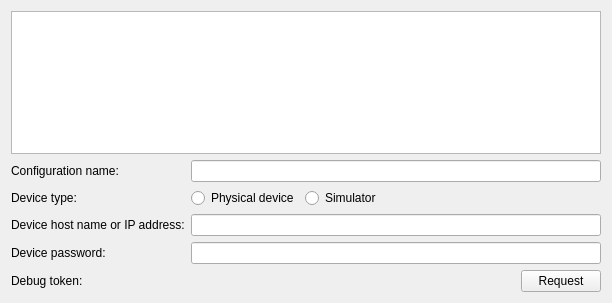
Qt form src/plugins/qnx/blackberrydeviceconfigurationwizardsetuppage.ui (qt-creator/qt-creator) before a commit.
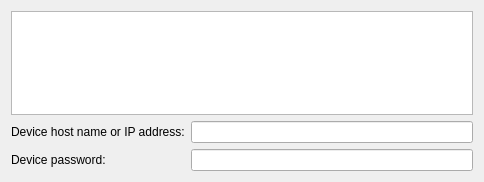
The same form after that commit. Custom widgets are drawn as their Qt base class.

Commit message:
Qnx: Add BlackBerry Device wizard queries device to prefill wizard fields
BlackBerry Device wizard is having the following pages:
* Setup page - simplified to contains the device listing,
device host name and device password fields only
* Query page - queries device for information
* SshKey page - no changes there
* Config page - contains config-name and debug token fields

What changed in the file:
```diff
--- a/src/plugins/qnx/blackberrydeviceconfigurationwizardsetuppage.ui
+++ b/src/plugins/qnx/blackberrydeviceconfigurationwizardsetuppage.ui
@@ -6,8 +6,8 @@
    <rect>
     <x>0</x>
     <y>0</y>
-    <width>612</width>
-    <height>303</height>
+    <width>484</width>
+    <height>182</height>
    </rect>
   </property>
   <property name="windowTitle">
@@ -19,122 +19,34 @@
    </item>
    <item>
     <layout class="QGridLayout" name="gridLayout">
-     <item row="0" column="0">
-      <widget class="QLabel" name="label">
-       <property name="text">
-        <string>Configuration name:</string>
-       </property>
-      </widget>
-     </item>
-     <item row="0" column="1">
-      <widget class="QLineEdit" name="deviceName"/>
-     </item>
-     <item row="1" column="0">
-      <widget class="QLabel" name="label_4">
-       <property name="text">
-        <string>Device type:</string>
-       </property>
-      </widget>
-     </item>
      <item row="1" column="1">
-      <layout class="QHBoxLayout" name="horizontalLayout">
-       <item>
-        <widget class="QRadioButton" name="physicalDevice">
-         <property name="text">
-          <string>Physical device</string>
-         </property>
-        </widget>
-       </item>
-       <item>
-        <widget class="QRadioButton" name="simulator">
-         <property name="text">
-          <string>Simulator</string>
-         </property>
-        </widget>
-       </item>
-       <item>
-        <spacer name="horizontalSpacer">
-         <property name="orientation">
-          <enum>Qt::Horizontal</enum>
-         </property>
-         <property name="sizeHint" stdset="0">
-          <size>
-           <width>40</width>
-           <height>20</height>
-          </size>
-         </property>
-        </spacer>
-       </item>
-      </layout>
-     </item>
-     <item row="2" column="0">
-      <widget class="QLabel" name="label_2">
-       <property name="text">
-        <string>Device host name or IP address:</string>
-       </property>
-      </widget>
-     </item>
-     <item row="2" column="1">
-      <widget class="QLineEdit" name="deviceHostIp"/>
-     </item>
-     <item row="3" column="0">
-      <widget class="QLabel" name="label_3">
-       <property name="text">
-        <string>Device password:</string>
-       </property>
-      </widget>
-     </item>
-     <item row="3" column="1">
       <widget class="QLineEdit" name="password">
        <property name="echoMode">
         <enum>QLineEdit::Password</enum>
        </property>
       </widget>
      </item>
-     <item row="4" column="0">
-      <widget class="QLabel" name="label_5">
+     <item row="1" column="0">
+      <widget class="QLabel" name="label_3">
        <property name="text">
-        <string>Debug token:</string>
+        <string>Device password:</string>
        </property>
       </widget>
      </item>
-     <item row="4" column="1">
-      <layout class="QHBoxLayout" name="horizontalLayout_2">
-       <item>
-        <widget class="Utils::PathChooser" name="debugToken" native="true">
-         <property name="sizePolicy">
-          <sizepolicy hsizetype="Expanding" vsizetype="Preferred">
-           <horstretch>0</horstretch>
-           <verstretch>0</verstretch>
-          </sizepolicy>
-         </property>
-        </widget>
-       </item>
-       <item>
-        <widget class="QPushButton" name="requestButton">
-         <property name="text">
-          <string>Request</string>
-         </property>
-        </widget>
-       </item>
-      </layout>
+     <item row="0" column="1">
+      <widget class="QLineEdit" name="deviceHostIp"/>
+     </item>
+     <item row="0" column="0">
+      <widget class="QLabel" name="label_2">
+       <property name="text">
+        <string>Device host name or IP address:</string>
+       </property>
+      </widget>
      </item>
     </layout>
    </item>
   </layout>
  </widget>
- <customwidgets>
-  <customwidget>
-   <class>Utils::PathChooser</class>
-   <extends>QWidget</extends>
-   <header location="global">utils/pathchooser.h</header>
-   <container>1</container>
-   <slots>
-    <signal>editingFinished()</signal>
-    <signal>browsingFinished()</signal>
-   </slots>
-  </customwidget>
- </customwidgets>
  <resources/>
  <connections>
   <connection>
```
Left out of the diff: 19 changed lines with no effect on the pictures. The commit also changes 16 other files.
